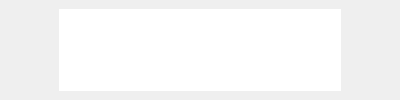
Old version of the form src/view/gallery/gallery.ui in the repository florianblume/6d-pat.
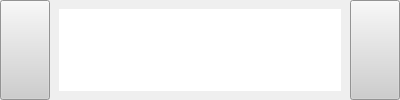
New version of the form. Custom widgets are drawn as their Qt base class.

Commit message: added style sheet and custom message box

Diff of the .ui file:
```diff
--- a/src/view/gallery/gallery.ui
+++ b/src/view/gallery/gallery.ui
@@ -143,21 +143,6 @@
      <property name="autoFillBackground">
       <bool>false</bool>
      </property>
-     <property name="styleSheet">
-      <string notr="true">QPushButton {
-  background-color: #cecece;
-}
-
-QPushButton:hover:!pressed {
-  border: 1px solid #75c1ff;
-  background-color: #c6e5ff;
-}
-
-QPushButton:pressed {
-  border: 1px solid #5eb6ff;
-  background-color: #9ed2ff;
-}</string>
-     </property>
      <property name="text">
       <string/>
      </property>
@@ -168,7 +153,7 @@
       </size>
      </property>
      <property name="flat">
-      <bool>true</bool>
+      <bool>false</bool>
      </property>
     </widget>
    </item>
@@ -454,21 +439,6 @@
      <property name="autoFillBackground">
       <bool>false</bool>
      </property>
-     <property name="styleSheet">
-      <string notr="true">QPushButton {
-  background-color: #cecece;
-}
-
-QPushButton:hover:!pressed {
-  border: 1px solid #75c1ff;
-  background-color: #c6e5ff;
-}
-
-QPushButton:pressed {
-  border: 1px solid #5eb6ff;
-  background-color: #9ed2ff;
-}</string>
-     </property>
      <property name="text">
       <string/>
      </property>
@@ -482,7 +452,7 @@
       <bool>false</bool>
      </property>
      <property name="flat">
-      <bool>true</bool>
+      <bool>false</bool>
      </property>
     </widget>
    </item>
```
The commit also changes 18 other files.
